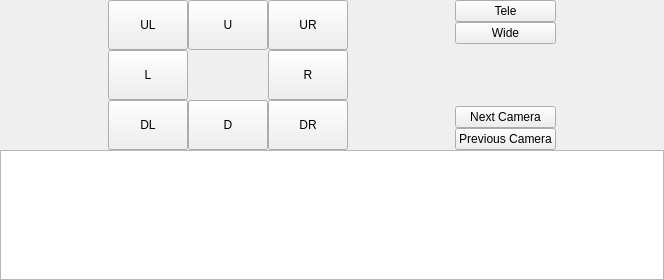
Above: ptz-controls.ui from glikely/obs-ptz before the change. Below: the same form after it.
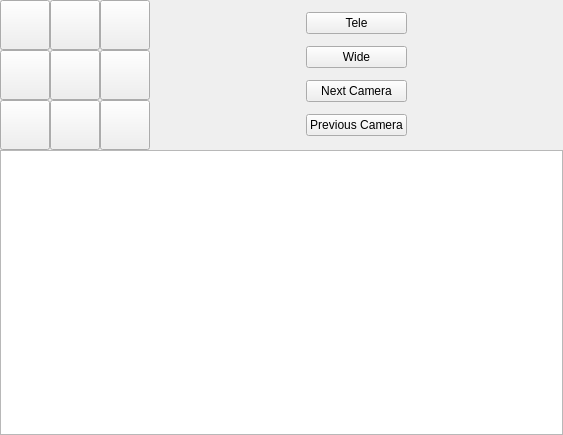
That is the form after the change. Icons and pictures are not drawn.

Commit message:
Add icons to pan/tilt buttons
Replace text labels on pan/tilt buttons with icons.

Patch:
```diff
--- a/ptz-controls.ui
+++ b/ptz-controls.ui
@@ -6,8 +6,8 @@
    <rect>
     <x>0</x>
     <y>0</y>
-    <width>664</width>
-    <height>280</height>
+    <width>563</width>
+    <height>435</height>
    </rect>
   </property>
   <property name="contextMenuPolicy">
@@ -44,21 +44,11 @@
     </property>
     <item>
      <layout class="QVBoxLayout" name="verticalLayout">
+      <property name="sizeConstraint">
+       <enum>QLayout::SetDefaultConstraint</enum>
+      </property>
       <item>
        <layout class="QHBoxLayout" name="horizontalLayout">
-        <item>
-         <spacer name="horizontalSpacer_2">
-          <property name="orientation">
-           <enum>Qt::Horizontal</enum>
-          </property>
-          <property name="sizeHint" stdset="0">
-           <size>
-            <width>40</width>
-            <height>20</height>
-           </size>
-          </property>
-         </spacer>
-        </item>
         <item>
          <layout class="QGridLayout" name="gridLayout">
           <item row="0" column="0">
@@ -76,7 +66,11 @@
              </size>
             </property>
             <property name="text">
-             <string>UL</string>
+             <string/>
+            </property>
+            <property name="icon">
+             <iconset resource="ptz-controls.qrc">
+              <normaloff>:/icons/icons/pantilt_upleft.svg</normaloff>:/icons/icons/pantilt_upleft.svg</iconset>
             </property>
            </widget>
           </item>
@@ -89,7 +83,11 @@
              </size>
             </property>
             <property name="text">
-             <string>L</string>
+             <string/>
+            </property>
+            <property name="icon">
+             <iconset resource="ptz-controls.qrc">
+              <normaloff>:/icons/icons/pantilt_left.svg</normaloff>:/icons/icons/pantilt_left.svg</iconset>
             </property>
            </widget>
           </item>
@@ -102,7 +100,11 @@
              </size>
             </property>
             <property name="text">
-             <string>DL</string>
+             <string/>
+            </property>
+            <property name="icon">
+             <iconset resource="ptz-controls.qrc">
+              <normaloff>:/icons/icons/pantilt_downleft.svg</normaloff>:/icons/icons/pantilt_downleft.svg</iconset>
             </property>
            </widget>
           </item>
@@ -115,7 +117,11 @@
              </size>
             </property>
             <property name="text">
-             <string>U</string>
+             <string/>
+            </property>
+            <property name="icon">
+             <iconset resource="ptz-controls.qrc">
+              <normaloff>:/icons/icons/pantilt_up.svg</normaloff>:/icons/icons/pantilt_up.svg</iconset>
             </property>
            </widget>
           </item>
@@ -128,7 +134,11 @@
              </size>
             </property>
             <property name="text">
-             <string>UR</string>
+             <string/>
+            </property>
+            <property name="icon">
+             <iconset resource="ptz-controls.qrc">
+              <normaloff>:/icons/icons/pantilt_upright.svg</normaloff>:/icons/icons/pantilt_upright.svg</iconset>
             </property>
            </widget>
           </item>
@@ -141,7 +151,11 @@
              </size>
             </property>
             <property name="text">
-             <string>R</string>
+             <string/>
+            </property>
+            <property name="icon">
+             <iconset resource="ptz-controls.qrc">
+              <normaloff>:/icons/icons/pantilt_right.svg</normaloff>:/icons/icons/pantilt_right.svg</iconset>
             </property>
            </widget>
           </item>
@@ -160,7 +174,11 @@
              </size>
             </property>
             <property name="text">
-             <string>D</string>
+             <string/>
+            </property>
+            <property name="icon">
+             <iconset resource="ptz-controls.qrc">
+              <normaloff>:/icons/icons/pantilt_down.svg</normaloff>:/icons/icons/pantilt_down.svg</iconset>
             </property>
            </widget>
           </item>
@@ -173,7 +191,28 @@
              </size>
             </property>
             <property name="text">
-             <string>DR</string>
+             <string/>
+            </property>
+            <property name="icon">
+             <iconset resource="ptz-controls.qrc">
+              <normaloff>:/icons/icons/pantilt_downright.svg</normaloff>:/icons/icons/pantilt_downright.svg</iconset>
+            </property>
+           </widget>
+          </item>
+          <item row="1" column="1">
+           <widget class="QPushButton" name="panTiltButton_home">
+            <property name="sizePolicy">
+             <sizepolicy hsizetype="Minimum" vsizetype="Minimum">
+              <horstretch>0</horstretch>
+              <verstretch>0</verstretch>
+             </sizepolicy>
+            </property>
+            <property name="text">
+             <string/>
+            </property>
+            <property name="icon">
+             <iconset resource="ptz-controls.qrc">
+              <normaloff>:/icons/icons/pantilt_home.svg</normaloff>:/icons/icons/pantilt_home.svg</iconset>
             </property>
            </widget>
           </item>
@@ -208,19 +247,6 @@
             </property>
            </widget>
           </item>
-          <item>
-           <spacer name="verticalSpacer_2">
-            <property name="orientation">
-             <enum>Qt::Vertical</enum>
-            </property>
-            <property name="sizeHint" stdset="0">
-             <size>
-              <width>20</width>
-              <height>40</height>
-             </size>
-            </property>
-           </spacer>
-          </item>
           <item>
            <widget class="QPushButton" name="nextCameraButton">
             <property name="text">
@@ -253,20 +279,20 @@
        </layout>
       </item>
       <item>
-       <widget class="QListView" name="ptzCameraList"/>
-      </item>
-      <item>
-       <spacer name="verticalSpacer">
-        <property name="orientation">
-         <enum>Qt::Vertical</enum>
+       <widget class="QListView" name="cameraList">
+        <property name="sizePolicy">
+         <sizepolicy hsizetype="Minimum" vsizetype="Expanding">
+          <horstretch>0</horstretch>
+          <verstretch>0</verstretch>
+         </sizepolicy>
         </property>
-        <property name="sizeHint" stdset="0">
+        <property name="maximumSize">
          <size>
-          <width>20</width>
-          <height>40</height>
+          <width>16777215</width>
+          <height>16777215</height>
          </size>
         </property>
-       </spacer>
+       </widget>
       </item>
      </layout>
     </item>
```
Left out of the diff: 4 changed lines with no effect on the pictures. The commit also changes 11 other files.
